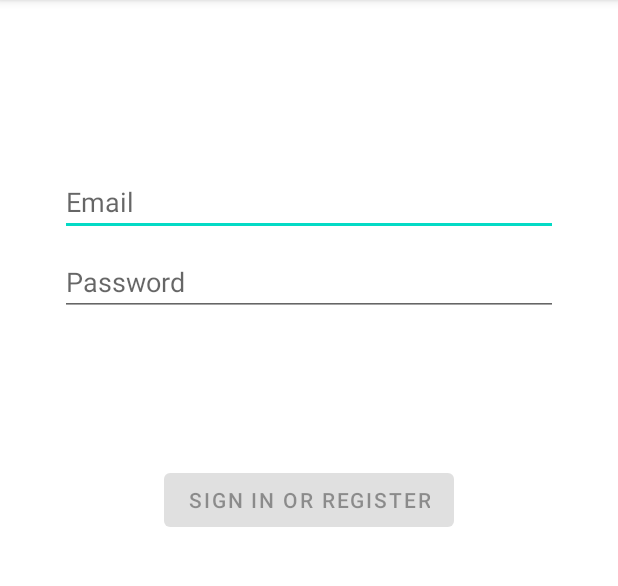
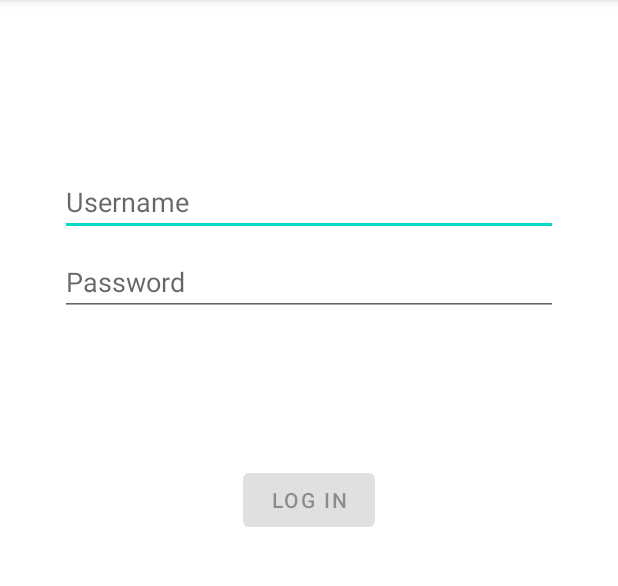
Before and after one commit to PixelCatalyst/WarehouseProductScanner, an Android app: the screen it shows after launch (LoginActivity), on a phone screen of 412 x 824 dp, the part 84-670 px from its top. Run offline under Robolectric (Android 15) with nearby library versions, the phone set to English and light mode, and no system bars.

Commit message:
Adjust login screen string resources

```diff
--- a/app/src/main/java/com/pixcat/warehouseproductscanner/ui/auth/LoginActivity.java
+++ b/app/src/main/java/com/pixcat/warehouseproductscanner/ui/auth/LoginActivity.java
@@ -105,10 +105,10 @@ public class LoginActivity extends AppCompatActivity {
     private void updateUiWithUser(ActiveUserView model) {
         String welcome = getString(R.string.welcome) + model.getDisplayName();
         // TODO : initiate successful logged in experience
-        Toast.makeText(getApplicationContext(), welcome, Toast.LENGTH_LONG).show();
+        Toast.makeText(getApplicationContext(), welcome, Toast.LENGTH_SHORT).show();
     }
 
     private void showLoginFailed(@StringRes Integer errorString) {
-        Toast.makeText(getApplicationContext(), errorString, Toast.LENGTH_SHORT).show();
+        Toast.makeText(getApplicationContext(), errorString, Toast.LENGTH_LONG).show();
     }
 }
--- a/app/src/main/res/layout/activity_login.xml
+++ b/app/src/main/res/layout/activity_login.xml
@@ -18,8 +18,8 @@
         android:layout_marginStart="24dp"
         android:layout_marginTop="96dp"
         android:layout_marginEnd="24dp"
-        android:autofillHints="@string/prompt_email"
-        android:hint="@string/prompt_email"
+        android:autofillHints="@string/prompt_username"
+        android:hint="@string/prompt_username"
         android:inputType="textEmailAddress"
         android:selectAllOnFocus="true"
         app:layout_constraintEnd_toEndOf="parent"
@@ -35,7 +35,7 @@
         android:layout_marginEnd="24dp"
         android:autofillHints="@string/prompt_password"
         android:hint="@string/prompt_password"
-        android:imeActionLabel="@string/action_sign_in_short"
+        android:imeActionLabel="@string/action_log_in"
         android:imeOptions="actionDone"
         android:inputType="textPassword"
         android:selectAllOnFocus="true"
@@ -53,7 +53,7 @@
         android:layout_marginEnd="48dp"
         android:layout_marginBottom="64dp"
         android:enabled="false"
-        android:text="@string/action_sign_in"
+        android:text="@string/action_log_in"
         app:layout_constraintBottom_toBottomOf="parent"
         app:layout_constraintEnd_toEndOf="parent"
         app:layout_constraintStart_toStartOf="parent"
--- a/app/src/main/res/values/strings.xml
+++ b/app/src/main/res/values/strings.xml
@@ -1,14 +1,12 @@
 <resources>
     <string name="app_name">WarehouseProductScanner</string>
     <!-- Strings related to login -->
-    <string name="prompt_email">Email</string>
+    <string name="prompt_username">Username</string>
     <string name="prompt_password">Password</string>
-    <string name="action_sign_in">Sign in or register</string>
-    <string name="action_sign_in_short">Sign in</string>
-    <string name="welcome">"Welcome !"</string>
-    <string name="invalid_username">Not a valid username</string>
-    <string name="invalid_password">Password must be >5 characters</string>
-    <string name="login_failed">"Login failed"</string>
+    <string name="action_log_in">Log in</string>
+    <string name="welcome">"Welcome "</string>
+    <string name="invalid_username">Username is required</string>
+    <string name="invalid_password">Password is required</string>
     <string name="wrong_credentials">Wrong credentials</string>
     <string name="login_error_server">Error logging in (Server error)</string>
     <string name="login_error_unknown">Error logging in (Unknown error)</string>
```
